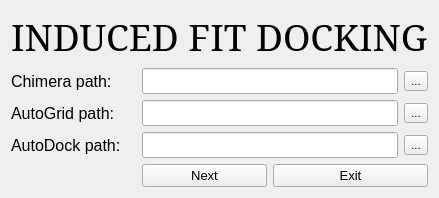
Qt form GUI/front.ui (Margarett97/Induced-Fit-Docking) before a commit.
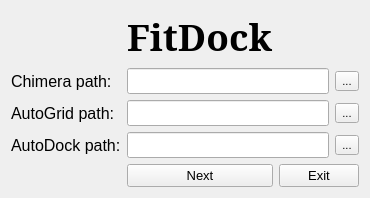
The same form after that commit.

Patch:
```diff
--- a/GUI/front.ui
+++ b/GUI/front.ui
@@ -19,7 +19,130 @@
    <string>Form</string>
   </property>
   <layout class="QGridLayout" name="gridLayout">
-   <item row="0" column="0" colspan="4">
+   <item row="2" column="1" colspan="2">
+    <widget class="QLineEdit" name="Ch_path">
+     <property name="font">
+      <font>
+       <pointsize>11</pointsize>
+      </font>
+     </property>
+    </widget>
+   </item>
+   <item row="5" column="2" colspan="2">
+    <widget class="QPushButton" name="Exit_Button">
+     <property name="font">
+      <font>
+       <pointsize>10</pointsize>
+      </font>
+     </property>
+     <property name="text">
+      <string>Exit</string>
+     </property>
+    </widget>
+   </item>
+   <item row="3" column="0">
+    <widget class="QLabel" name="ag_name">
+     <property name="font">
+      <font>
+       <pointsize>12</pointsize>
+      </font>
+     </property>
+     <property name="text">
+      <string>AutoGrid path:</string>
+     </property>
+    </widget>
+   </item>
+   <item row="3" column="1" colspan="2">
+    <widget class="QLineEdit" name="AG_path">
+     <property name="font">
+      <font>
+       <pointsize>11</pointsize>
+      </font>
+     </property>
+    </widget>
+   </item>
+   <item row="5" column="1">
+    <widget class="QPushButton" name="next_Button">
+     <property name="font">
+      <font>
+       <pointsize>10</pointsize>
+      </font>
+     </property>
+     <property name="text">
+      <string>Next</string>
+     </property>
+    </widget>
+   </item>
+   <item row="2" column="0">
+    <widget class="QLabel" name="ch_name">
+     <property name="font">
+      <font>
+       <pointsize>12</pointsize>
+      </font>
+     </property>
+     <property name="text">
+      <string>Chimera path:</string>
+     </property>
+    </widget>
+   </item>
+   <item row="4" column="0">
+    <widget class="QLabel" name="ad_name">
+     <property name="font">
+      <font>
+       <pointsize>12</pointsize>
+      </font>
+     </property>
+     <property name="text">
+      <string>AutoDock path:</string>
+     </property>
+    </widget>
+   </item>
+   <item row="2" column="3">
+    <widget class="QToolButton" name="CH_path_button">
+     <property name="font">
+      <font>
+       <pointsize>8</pointsize>
+      </font>
+     </property>
+     <property name="text">
+      <string>...</string>
+     </property>
+    </widget>
+   </item>
+   <item row="4" column="3">
+    <widget class="QToolButton" name="AD_path_button">
+     <property name="font">
+      <font>
+       <pointsize>8</pointsize>
+      </font>
+     </property>
+     <property name="text">
+      <string>...</string>
+     </property>
+    </widget>
+   </item>
+   <item row="3" column="3">
+    <widget class="QToolButton" name="AG_path_button">
+     <property name="font">
+      <font>
+       <pointsize>8</pointsize>
+      </font>
+     </property>
+     <property name="text">
+      <string>...</string>
+     </property>
+    </widget>
+   </item>
+   <item row="4" column="1" colspan="2">
+    <widget class="QLineEdit" name="AD_path">
+     <property name="font">
+      <font>
+       <pointsize>11</pointsize>
+      </font>
+     </property>
+    </widget>
+   </item>
+   <item row="1" column="1">
     <widget class="QLabel" name="api_name">
      <property name="palette">
       <palette>
@@ -466,8 +589,8 @@
      <property name="font">
       <font>
        <family>Garamond</family>
-       <weight>50</weight>
-       <bold>false</bold>
+       <weight>75</weight>
+       <bold>true</bold>
       </font>
      </property>
      <property name="mouseTracking">
@@ -477,7 +600,7 @@
       <enum>QFrame::NoFrame</enum>
      </property>
      <property name="text">
-      <string>INDUCED FIT DOCKING</string>
+      <string>                                                            FitDock</string>
      </property>
      <property name="textFormat">
       <enum>Qt::RichText</enum>
@@ -487,129 +610,6 @@
      </property>
     </widget>
    </item>
-   <item row="1" column="0">
-    <widget class="QLabel" name="ch_name">
-     <property name="font">
-      <font>
-       <pointsize>12</pointsize>
-      </font>
-     </property>
-     <property name="text">
-      <string>Chimera path:</string>
-     </property>
-    </widget>
-   </item>
-   <item row="1" column="1" colspan="2">
-    <widget class="QLineEdit" name="Ch_path">
-     <property name="font">
-      <font>
-       <pointsize>11</pointsize>
-      </font>
-     </property>
-    </widget>
-   </item>
-   <item row="1" column="3">
-    <widget class="QToolButton" name="CH_path_button">
-     <property name="font">
-      <font>
-       <pointsize>8</pointsize>
-      </font>
-     </property>
-     <property name="text">
-      <string>...</string>
-     </property>
-    </widget>
-   </item>
-   <item row="2" column="0">
-    <widget class="QLabel" name="ag_name">
-     <property name="font">
-      <font>
-       <pointsize>12</pointsize>
-      </font>
-     </property>
-     <property name="text">
-      <string>AutoGrid path:</string>
-     </property>
-    </widget>
-   </item>
-   <item row="2" column="1" colspan="2">
-    <widget class="QLineEdit" name="AG_path">
-     <property name="font">
-      <font>
-       <pointsize>11</pointsize>
-      </font>
-     </property>
-    </widget>
-   </item>
-   <item row="2" column="3">
-    <widget class="QToolButton" name="AG_path_button">
-     <property name="font">
-      <font>
-       <pointsize>8</pointsize>
-      </font>
-     </property>
-     <property name="text">
-      <string>...</string>
-     </property>
-    </widget>
-   </item>
-   <item row="3" column="0">
-    <widget class="QLabel" name="ad_name">
-     <property name="font">
-      <font>
-       <pointsize>12</pointsize>
-      </font>
-     </property>
-     <property name="text">
-      <string>AutoDock path:</string>
-     </property>
-    </widget>
-   </item>
-   <item row="3" column="1" colspan="2">
-    <widget class="QLineEdit" name="AD_path">
-     <property name="font">
-      <font>
-       <pointsize>11</pointsize>
-      </font>
-     </property>
-    </widget>
-   </item>
-   <item row="3" column="3">
-    <widget class="QToolButton" name="AD_path_button">
-     <property name="font">
-      <font>
-       <pointsize>8</pointsize>
-      </font>
-     </property>
-     <property name="text">
-      <string>...</string>
-     </property>
-    </widget>
-   </item>
-   <item row="4" column="1">
-    <widget class="QPushButton" name="next_Button">
-     <property name="font">
-      <font>
-       <pointsize>10</pointsize>
-      </font>
-     </property>
-     <property name="text">
-      <string>Next</string>
-     </property>
-    </widget>
-   </item>
-   <item row="4" column="2" colspan="2">
-    <widget class="QPushButton" name="Exit_Button">
-     <property name="font">
-      <font>
-       <pointsize>10</pointsize>
-      </font>
-     </property>
-     <property name="text">
-      <string>Exit</string>
-     </property>
-    </widget>
-   </item>
   </layout>
   <zorder>ch_name</zorder>
   <zorder>ad_name</zorder>
```
Left out of the diff: 2 changed lines with no effect on the pictures.
